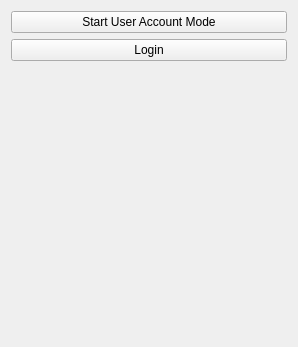
Old version of the form OpenLIFULogin/Resources/UI/OpenLIFULogin.ui in the repository OpenwaterHealth/SlicerOpenLIFU.
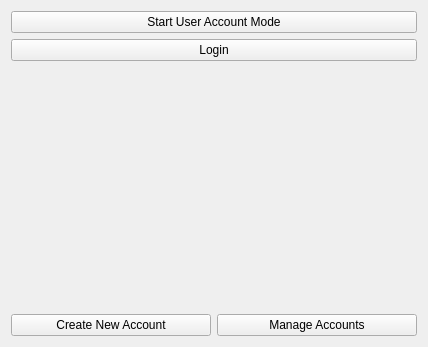
New version of the form. Custom widgets are drawn as their Qt base class.

Commit message:
Add unimplemented account management buttons (#173)
- "Create New Account" and "Manage Accounts" will be for adding accounts,
  deleting accounts, and resetting passwords. It is likely that "Create
  New Account" will be a convenience button for something also available
  in the "Manage Accounts" interface.

```diff
--- a/OpenLIFULogin/Resources/UI/OpenLIFULogin.ui
+++ b/OpenLIFULogin/Resources/UI/OpenLIFULogin.ui
@@ -6,7 +6,7 @@
    <rect>
     <x>0</x>
     <y>0</y>
-    <width>298</width>
+    <width>428</width>
     <height>347</height>
    </rect>
   </property>
@@ -51,6 +51,24 @@
      </property>
     </spacer>
    </item>
+   <item>
+    <layout class="QHBoxLayout" name="manageAccountButtonsLayout">
+     <item>
+      <widget class="QPushButton" name="createNewAccountButton">
+       <property name="text">
+        <string>Create New Account</string>
+       </property>
+      </widget>
+     </item>
+     <item>
+      <widget class="QPushButton" name="manageAccountsButton">
+       <property name="text">
+        <string>Manage Accounts</string>
+       </property>
+      </widget>
+     </item>
+    </layout>
+   </item>
   </layout>
  </widget>
  <customwidgets>
```
